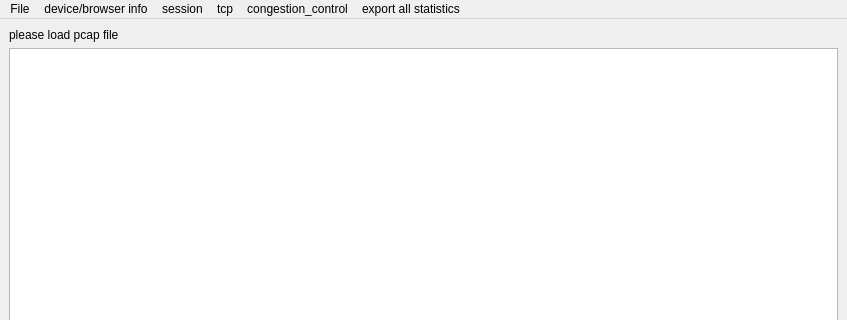
Above: project/ui/MainWindow.ui from kobe6672823/pcap_analysis before the change; both pictures show x 0 to 847 and y 0 to 320 of the 847 by 692 pixel window. Below: the same form after it.
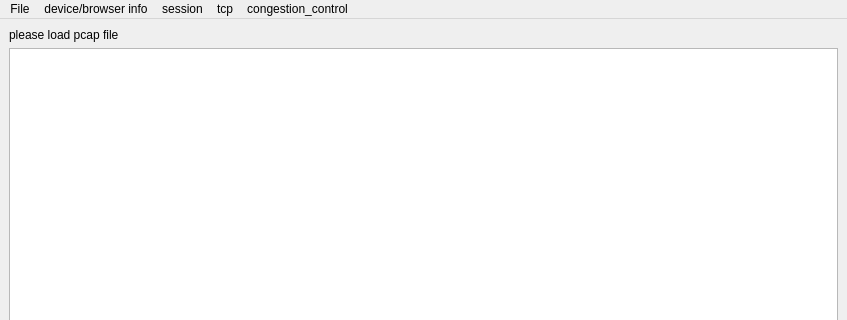
That is the form after the change.

```diff
--- a/project/ui/MainWindow.ui
+++ b/project/ui/MainWindow.ui
@@ -82,17 +82,11 @@
     <addaction name="actionCong_stat"/>
     <addaction name="actionExport_cong_stat"/>
    </widget>
-   <widget class="QMenu" name="menuExport_all_statistics">
-    <property name="title">
-     <string>export all statistics</string>
-    </property>
-   </widget>
    <addaction name="menuFile"/>
    <addaction name="menuDevice_browser_info"/>
    <addaction name="menuSession"/>
    <addaction name="menuTcp"/>
    <addaction name="menuConguestion_control"/>
-   <addaction name="menuExport_all_statistics"/>
   </widget>
   <action name="actionLoad_pcap_file">
    <property name="text">
```
